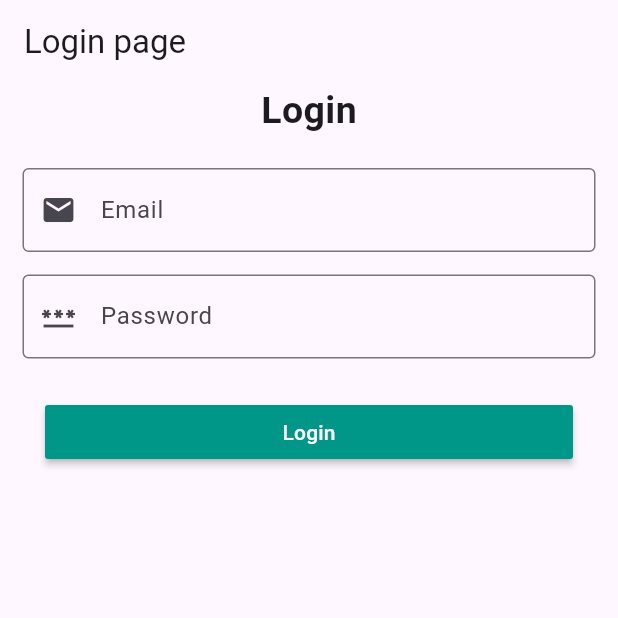
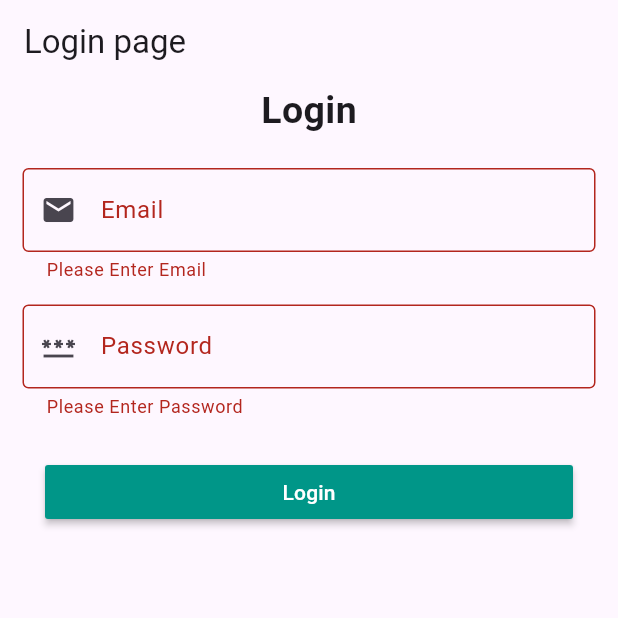
Before and after one commit to lino089/Training-Arc-Flutter, a Flutter app: the screen it shows after launch, after a tap on "Login", on a phone screen of 412 x 824 dp, the top half of it. Run offline on Flutter 3.47's test engine with Material 3 defaults, Android fonts, the light colour scheme and no system bars; our stand-ins replace cloud_firestore, firebase_auth, firebase_core; accounts and stored records are empty.

Commit message:
Login Berhasil, kurang log outnya

```diff
--- a/auth_muscle/lib/adminPage.dart
+++ b/auth_muscle/lib/adminPage.dart
@@ -5,6 +5,8 @@ class dashboardAdmin extends StatelessWidget {
 
   @override
   Widget build(BuildContext context) {
-    return Center(child: Text("Admin Page"));
+    return Scaffold(
+      body: Center(child: Text("Admin Page")),
+    );
   }
 }
--- a/auth_muscle/lib/loginPage.dart
+++ b/auth_muscle/lib/loginPage.dart
@@ -2,8 +2,44 @@ import 'package:flutter/material.dart';
 import 'package:firebase_auth/firebase_auth.dart';
 import 'package:cloud_firestore/cloud_firestore.dart';
 
-class loginPage extends StatelessWidget {
+class loginPage extends StatefulWidget {
   const loginPage({super.key});
+
+  @override
+  State<loginPage> createState() => _loginPage();
+}
+
+class _loginPage extends State<loginPage> {
+  final _formKey = GlobalKey<FormState>();
+
+  String _email = '';
+  String _password = '';
+
+  Future<void> _login() async {
+    if (_formKey.currentState!.validate()) {
+      try {
+        await FirebaseAuth.instance.signInWithEmailAndPassword(
+          email: _email,
+          password: _password,
+        );
+
+        print("Login Berhasil");
+      } on FirebaseAuthException catch (e) {
+        String message = 'Terjadi kesalahan';
+        if (e.code == 'user-not-found') {
+          message = 'User tidak Ditemukan';
+        } else if (e.code == 'wrong-password') {
+          message = 'password salah';
+        }
+
+        ScaffoldMessenger.of(
+          context,
+        ).showSnackBar(SnackBar(content: Text(message)));
+      } catch (e) {
+        print(e);
+      }
+    }
+  }
 
   @override
   Widget build(BuildContext context) {
@@ -21,6 +57,7 @@ class loginPage extends StatelessWidget {
             SizedBox(height: 5),
             Form(
               // TODO: tambahkan GlobalKey<FormState>
+              key: _formKey,
               child: Padding(
                 padding: const EdgeInsets.all(15),
                 child: Column(
@@ -34,13 +71,18 @@ class loginPage extends StatelessWidget {
                         border: OutlineInputBorder(),
                       ),
                       // TODO: simpan value email ke variable
-                      onChanged: (value) {},
+                      onChanged: (value) {
+                        setState(() {
+                          _email = value;
+                        });
+                      },
                       validator: (value) {
                         return value!.isEmpty ? 'Please Enter Email' : null;
                       },
                     ),
                     SizedBox(height: 15),
                     TextFormField(
+                      obscureText: true,
                       keyboardType: TextInputType.visiblePassword,
                       decoration: InputDecoration(
                         labelText: 'Password',
@@ -49,7 +91,11 @@ class loginPage extends StatelessWidget {
                         border: OutlineInputBorder(),
                       ),
                       // TODO: simpan value password ke variable
-                      onChanged: (value) {},
+                      onChanged: (value) {
+                        setState(() {
+                          _password = value;
+                        });
+                      },
                       validator: (value) {
                         return value!.isEmpty ? 'Please Enter Password' : null;
                       },
@@ -58,17 +104,7 @@ class loginPage extends StatelessWidget {
                     Padding(
                       padding: const EdgeInsets.all(15.0),
                       child: MaterialButton(
-                        onPressed: () {
-                          // TODO: validasi form
-
-                          // TODO: panggil FirebaseAuth signInWithEmailAndPassword
-
-                          // TODO: handle error (try-catch)
-
-                          // NOTE:
-                          // setelah login sukses, JANGAN redirect di sini
-                          // biarkan AuthStateListener yang handle redirect
-                        },
+                        onPressed: _login,
                         minWidth: double.infinity,
                         color: Colors.teal,
                         textColor: Colors.white,
--- a/auth_muscle/lib/userPage.dart
+++ b/auth_muscle/lib/userPage.dart
@@ -5,8 +5,8 @@ class dashboardUser extends StatelessWidget {
 
   @override
   Widget build(BuildContext context) {
-    return Center(
-      child: Text("User Page"),
+    return Scaffold(
+      body: Center(child: Text("User Page")),
     );
   }
 }
```
Also changed, not shown: auth_muscle/lib/main.dart (+24 -2 lines).
